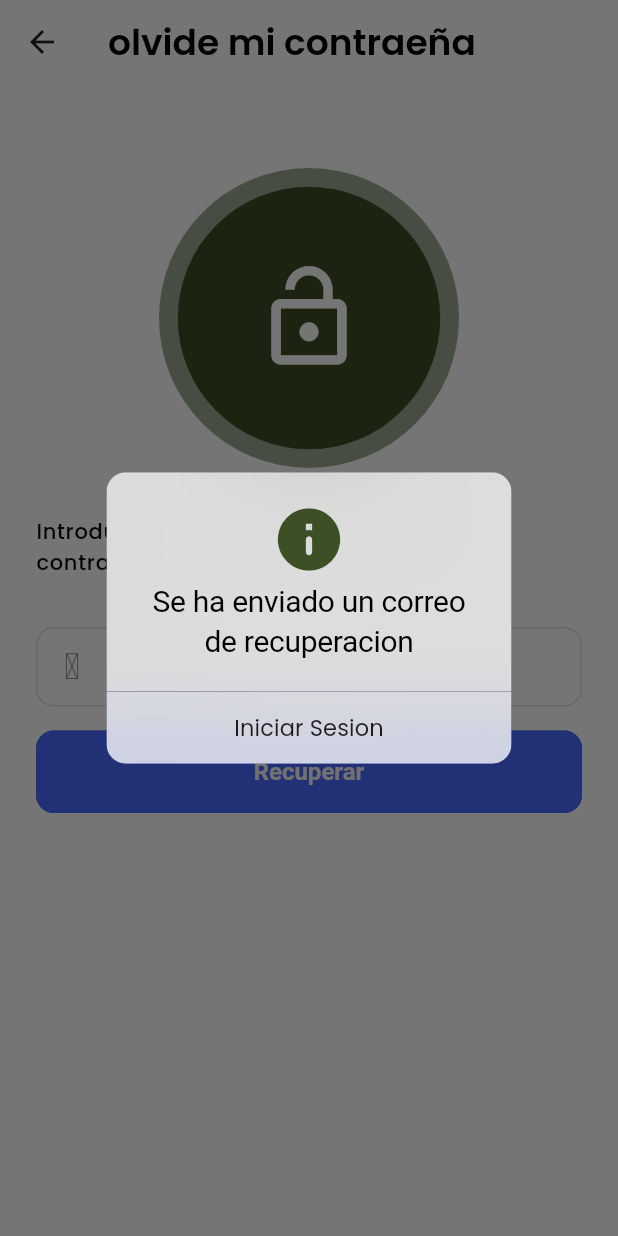
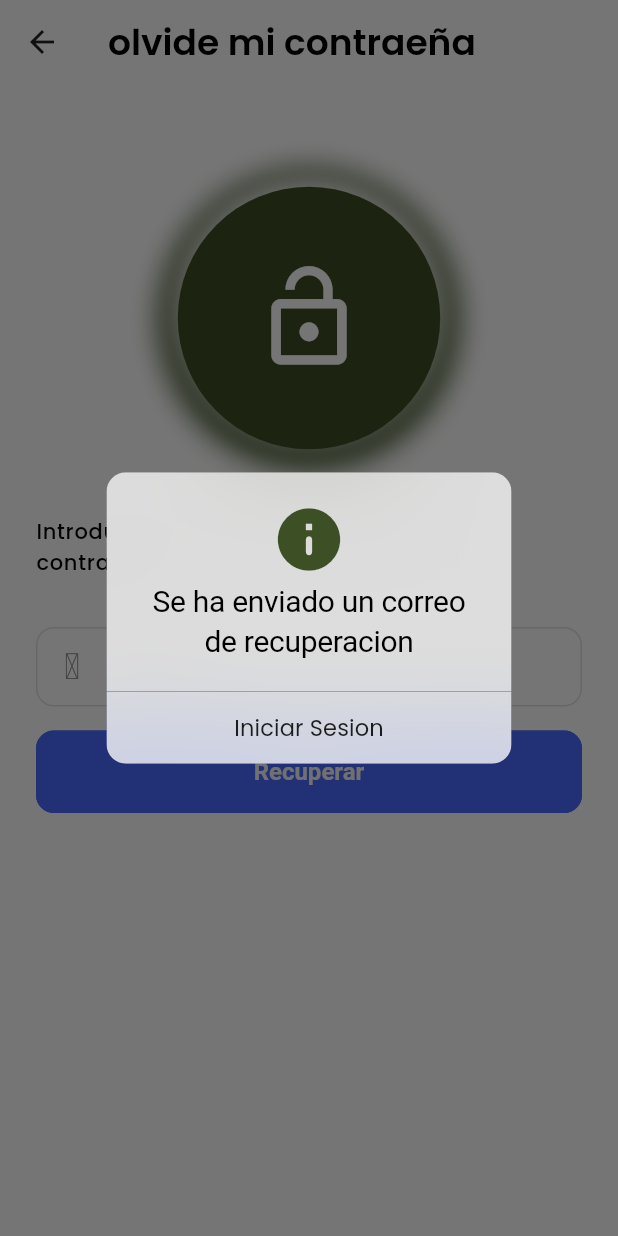
Before and after one commit to EdwardGC7/Queue_Manager, a Flutter app: the OlvideContrasena screen opened by its route, after a tap on "Recuperar", on a phone screen of 412 x 824 dp. Run offline on Flutter 3.47's test engine with Material 3 defaults, Android fonts, the phone set to English and light mode, and no system bars; our stand-ins replace get, iconsax; Roboto replaces fonts that are missing (birthday).

Commit message:
refactorin de inivio y olvide mi contrasena

```diff
--- a/lib/features/authentication/screens/inicio/Inicio.dart
+++ b/lib/features/authentication/screens/inicio/Inicio.dart
@@ -26,7 +26,7 @@ class _InicioState extends State<Inicio> {
               decoration: const BoxDecoration(
                 color: GColors.primaryGreen,
                 borderRadius: BorderRadius.only(
-                  bottomLeft: Radius.elliptical(800, 800),
+                  bottomRight: Radius.circular(100),
                 ),
               ),
               child: const Center(
--- a/lib/features/authentication/screens/password/olvide_contrasena.dart
+++ b/lib/features/authentication/screens/password/olvide_contrasena.dart
@@ -43,14 +43,30 @@ class _OlvideContrasenaState extends State<OlvideContrasena> {
               children: [
                 Container(
                   decoration: BoxDecoration(
+                    boxShadow: const [
+                      BoxShadow(
+                        color: GColors.primaryGreen,
+                        offset: Offset(0.0, 1.0),
+                        blurRadius: 15.0,
+                        spreadRadius: 0,
+                      )
+                    ],
                     borderRadius: BorderRadius.circular(100),
-                    color: GColors.shadowGreen,
+                    //color: GColors.shadowGreen,
                   ),
                   width: 200,
                   height: 200,
                 ),
                 Container(
                   decoration: BoxDecoration(
+                    boxShadow: const [
+                      BoxShadow(
+                        color: GColors.white,
+                        offset: Offset(0.0, -5.0),
+                        blurRadius: 15.0,
+                        spreadRadius: 1.0,
+                      ),
+                    ],
                     borderRadius: BorderRadius.circular(100),
                     color: GColors.primaryGreen,
                   ),
@@ -98,7 +114,7 @@ class _OlvideContrasenaState extends State<OlvideContrasena> {
 }
 
 class ModalRecuperar extends StatelessWidget {
-  const ModalRecuperar({Key? key}) : super(key: key);
+  const ModalRecuperar({super.key});
 
   @override
   Widget build(BuildContext context) {
@@ -118,7 +134,7 @@ class ModalRecuperar extends StatelessWidget {
       actions: [
         MaterialButton(
           onPressed: () => Get.toNamed(Routes.LOGINSCREEN),
-          child: Text(
+          child: const Text(
             'Iniciar Sesion',
             style: TextStyle(fontSize: 15),
           ),
```
